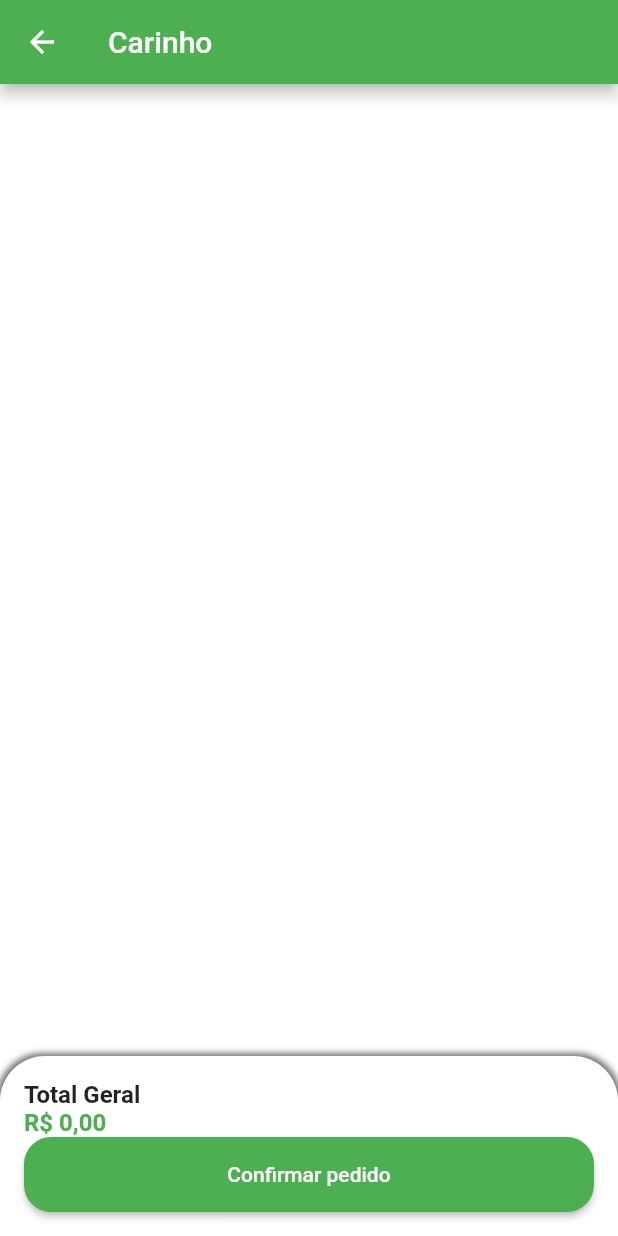
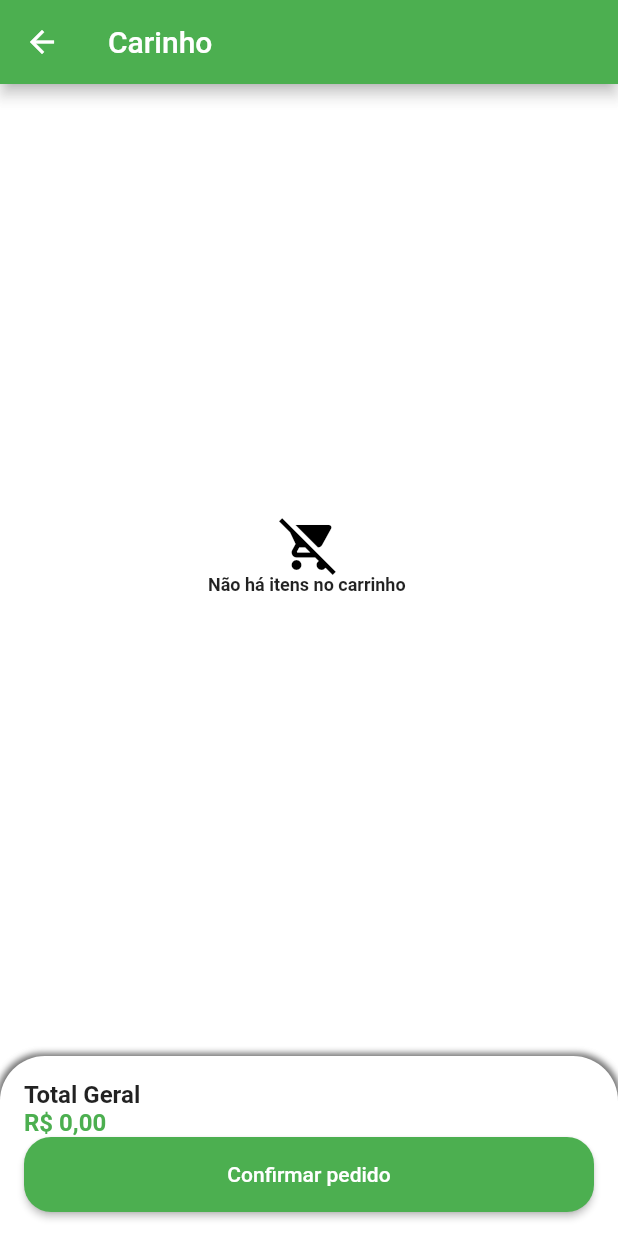
Before and after one commit to EmanoelG/Hort-fruti, a Flutter app: the CartTab screen opened directly, on a phone screen of 412 x 824 dp. Run offline on Flutter 3.47's test engine with Material 2 defaults, Android fonts, the light colour scheme and no system bars; our stand-ins replace animated_text_kit, badges, cached_network_image, dio, flutter_secure_storage, fluttertoast and 5 more; missing offline and left inert: analyzer; accounts and stored records are empty; network calls fail.

Commit message:
nao ha produtos no carinho

```diff
--- a/lib/main.dart
+++ b/lib/main.dart
@@ -4,7 +4,7 @@ import 'package:sacolao_de_frutas/src/pages/pages_routes/app_pages.dart';
 import 'package:sacolao_de_frutas/src/pages/auth/controller/auth_controller.dart';
 
 void main() {
- Get.put(AuthController());
+  Get.put(AuthController());
   runApp(const MyApp());
 }
 
--- a/lib/src/pages/cart/view/cart_tab.dart
+++ b/lib/src/pages/cart/view/cart_tab.dart
@@ -1,6 +1,7 @@
 import 'package:flutter/material.dart';
 import 'package:get/get.dart';
 import 'package:sacolao_de_frutas/src/pages/cart/controller/cart_controller.dart';
+import 'package:sacolao_de_frutas/src/util/font_app.dart';
 import '../../../config/app_data.dart' as app_data;
 import 'package:sacolao_de_frutas/src/config/custom_color.dart';
 import 'package:sacolao_de_frutas/src/service/form_services.dart';
@@ -44,13 +45,27 @@ class _CartTabState extends State<CartTab> {
       ),
       body: Column(
         children: [
+          //Lista de itens do carinho
           Expanded(
             child: GetBuilder<CartController>(
               builder: (controller) {
+                if (controller.cartItems.isEmpty) {
+                  return Column(
+                    mainAxisAlignment: MainAxisAlignment.center,
+                    children: [
+                      const Icon(
+                        Icons.remove_shopping_cart,
+                        size: 40,
+                        color: Colors.black,
+                      ),
+                      TextApp(texto: 'Não há itens no carrinho ')
+                    ],
+                  );
+                }
+
                 return ListView.builder(
                   itemCount: controller.cartItems.length,
                   itemBuilder: (context, index) {
-                    print(controller.cartItems);
                     return CartTitle(
                       cartIte: controller.cartItems[index],
                     );
@@ -62,6 +77,7 @@ class _CartTabState extends State<CartTab> {
           const SizedBox(
             height: 20,
           ),
+
           Container(
             padding: const EdgeInsets.all(16),
             decoration: BoxDecoration(
```
